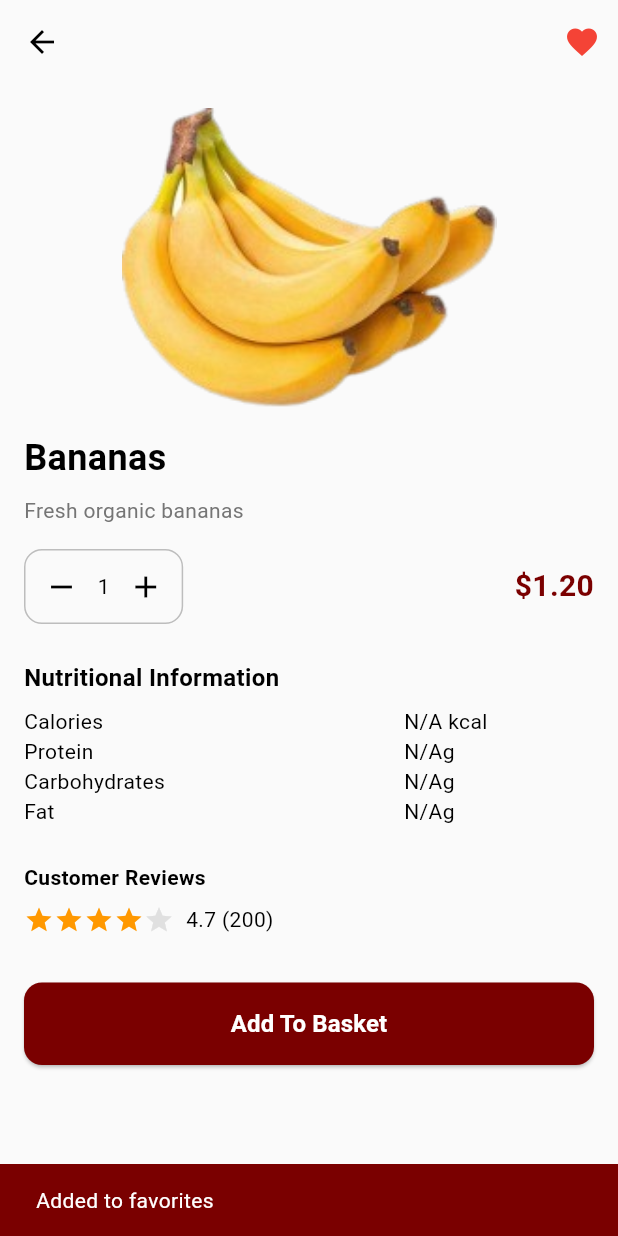
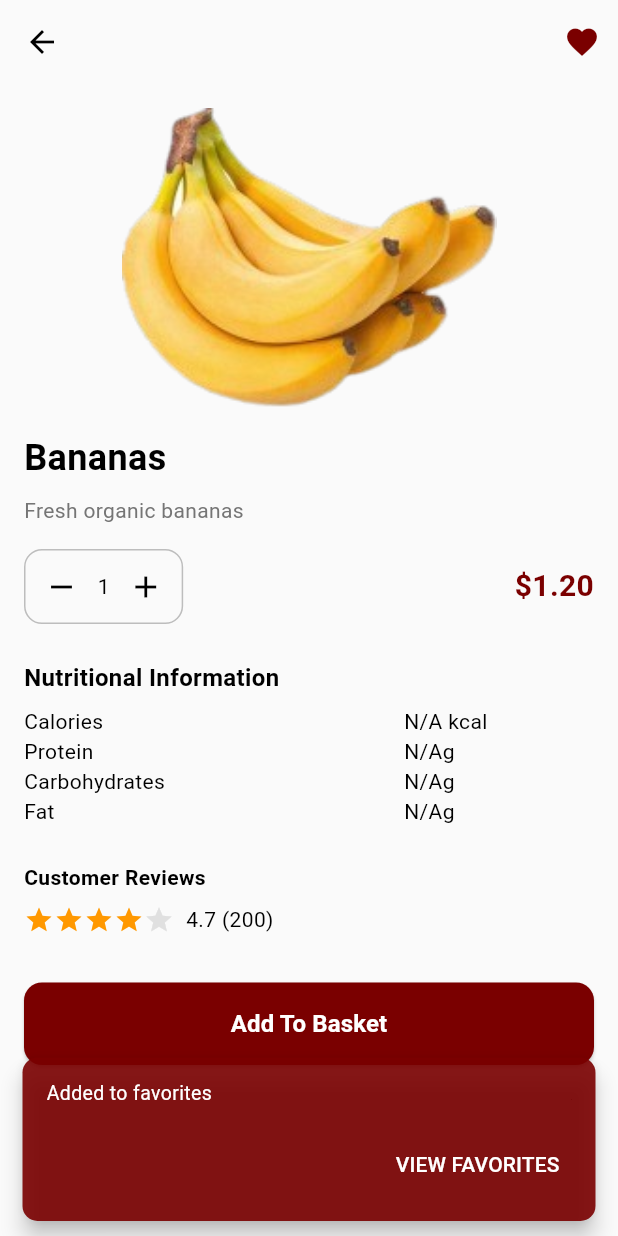
Before and after one commit to malakkkk806/SouqeApp-Custom, a Flutter app: the ProductDetailScreen screen opened directly with sample values from the repository, after a tap on the "favorite outline" icon, on a phone screen of 412 x 824 dp. Run offline on Flutter 3.47's test engine with Material 3 defaults, Android fonts, the phone set to English and light mode, and no system bars; our stand-ins replace awesome_dialog, cloud_firestore, firebase_auth, firebase_core, geocoding, geolocator and 2 more; accounts and stored records are empty; network calls fail.

Commit message:
farida update

```diff
--- a/lib/main.dart
+++ b/lib/main.dart
@@ -24,7 +24,6 @@ import 'screens/profile/account_screen.dart';
 import 'screens/profile/my_orders_screen.dart';
 import 'widgets/common/main_app_screen.dart';
 import 'screens/profile/select_order_screen.dart';
-import 'widgets/common/main_app_screen.dart';
 
 // Providers
 import 'providers/cart_provider.dart';
--- a/lib/screens/home/home_screen.dart
+++ b/lib/screens/home/home_screen.dart
@@ -6,6 +6,7 @@ import 'package:souqe/constants/app_images.dart';
 import 'package:souqe/constants/colors.dart';
 import 'package:souqe/models/cart_item_model.dart';
 import 'package:souqe/providers/cart_provider.dart';
+import 'package:souqe/providers/tab_index_provider.dart';
 import 'package:souqe/screens/explore/explore_screen.dart';
 import 'package:souqe/screens/cart/cart_screen.dart';
 import 'package:souqe/screens/profile/account_screen.dart';
@@ -16,6 +17,7 @@ import 'package:souqe/models/product.dart';
 import 'package:souqe/providers/favorites_provider.dart';
 import 'package:firebase_auth/firebase_auth.dart';
 import 'package:cloud_firestore/cloud_firestore.dart';
+
 
 class HomeScreen extends StatefulWidget {
   const HomeScreen({super.key});
@@ -377,7 +379,7 @@ class _HomeScreenState extends State<HomeScreen> {
                             label: 'VIEW FAVORITES',
                             textColor: Colors.white,
                             onPressed: () {
-                              setState(() => _currentIndex = 3);
+                               Provider.of<TabIndexProvider>(context, listen: false).setIndex(3);
                             },
                           ),
                         ),
@@ -458,7 +460,7 @@ class _HomeScreenState extends State<HomeScreen> {
                                 label: 'VIEW CART',
                                 textColor: Colors.white,
                                 onPressed: () {
-                                  setState(() => _currentIndex = 2);
+                                   Provider.of<TabIndexProvider>(context, listen: false).setIndex(2);
                                 },
                               ),
                               duration: const Duration(seconds: 2),
--- a/lib/screens/home/product_detail_screen.dart
+++ b/lib/screens/home/product_detail_screen.dart
@@ -1,7 +1,7 @@
 import 'package:flutter/material.dart';
 import 'package:provider/provider.dart';
 import 'package:awesome_dialog/awesome_dialog.dart';
-import 'package:souqe/constants/app_routes.dart';
+import 'package:souqe/providers/tab_index_provider.dart';
 import 'package:souqe/constants/colors.dart';
 import 'package:souqe/models/product.dart';
 import 'package:souqe/providers/cart_provider.dart';
@@ -91,7 +91,7 @@ class _ProductDetailScreenState extends State<ProductDetailScreen> {
           action: SnackBarAction(
             label: 'VIEW CART',
             textColor: Colors.white,
-            onPressed: () => Navigator.pushNamed(context, AppRoutes.cart),
+            onPressed: () => Provider.of<TabIndexProvider>(context, listen: false).setIndex(2),
           ),
         ),
       );
@@ -113,12 +113,25 @@ class _ProductDetailScreenState extends State<ProductDetailScreen> {
     favoritesProvider.toggleFavorite(widget.product);
     if (!mounted) return;
     ScaffoldMessenger.of(context).showSnackBar(
-      SnackBar(
-        content: Text(wasFavorite ? 'Removed from favorites' : 'Added to favorites'),
-        backgroundColor: AppColors.primary,
-        duration: const Duration(seconds: 1),
-      ),
-    );
+                        SnackBar(
+                          content: Text(wasFavorite ? 'Removed from favorites' : 'Added to favorites',
+                            style: const TextStyle(fontSize: 13),
+                          ),
+                          behavior: SnackBarBehavior.floating,
+                          backgroundColor: AppColors.primary.withAlpha((0.9 * 255).round()),
+                          shape: RoundedRectangleBorder(
+                            borderRadius: BorderRadius.circular(10),
+                          ),
+                          duration: const Duration(seconds: 2),
+                          action: SnackBarAction(
+                            label: 'VIEW FAVORITES',
+                            textColor: Colors.white,
+                            onPressed: () {
+                               Provider.of<TabIndexProvider>(context, listen: false).setIndex(3);
+                            },
+                          ),
+                        ),
+                      );
   }
 
   Widget _buildNutritionInfo() {
@@ -157,7 +170,7 @@ class _ProductDetailScreenState extends State<ProductDetailScreen> {
           IconButton(
             icon: Icon(
               favoritesProvider.isFavorite(widget.product.id) ? Icons.favorite : Icons.favorite_border,
-              color: Colors.red,
+              color: AppColors.primary,
             ),
             onPressed: _toggleFavorite,
           ),
@@ -277,7 +290,7 @@ class _ProductDetailScreenState extends State<ProductDetailScreen> {
                         }
                       },
                       style: ElevatedButton.styleFrom(
-                        backgroundColor: isAddedToCart ? Colors.green : AppColors.primary,
+                        backgroundColor: isAddedToCart ? AppColors.primaryLight : AppColors.primary,
                         padding: const EdgeInsets.symmetric(vertical: 16),
                         shape: RoundedRectangleBorder(borderRadius: BorderRadius.circular(12)),
                       ),
--- a/lib/screens/profile/account_screen.dart
+++ b/lib/screens/profile/account_screen.dart
@@ -143,14 +143,18 @@ class AccountScreen extends StatelessWidget {
     style: TextStyle(color: AppColors.darkRed),
   ),
   onTap: () async {
+    // Step 1: Sign out from Firebase
     await FirebaseAuth.instance.signOut();
+
+    // Step 2: Navigate to SignIn screen and remove previous routes
     Navigator.pushNamedAndRemoveUntil(
       context,
       AppRoutes.signin,
-                    (route) => false,
+      (Route<dynamic> route) => false,
     );
   },
 ),
+
             ],
           );
         },
```
Also changed, not shown: lib/providers/tab_index_provider.dart (line endings or trailing spaces), lib/widgets/common/main_app_screen.dart (line endings or trailing spaces). Lines whose indentation alone changed are shown as unchanged.
